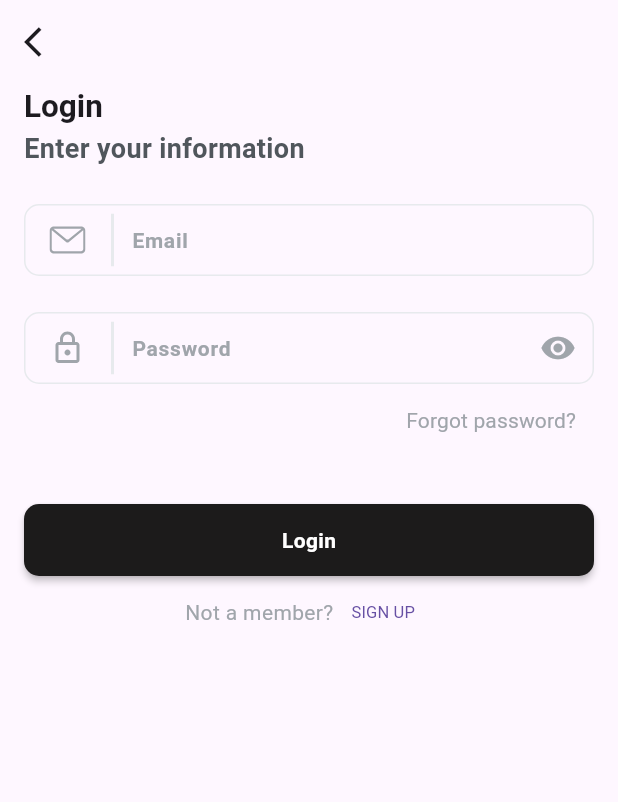
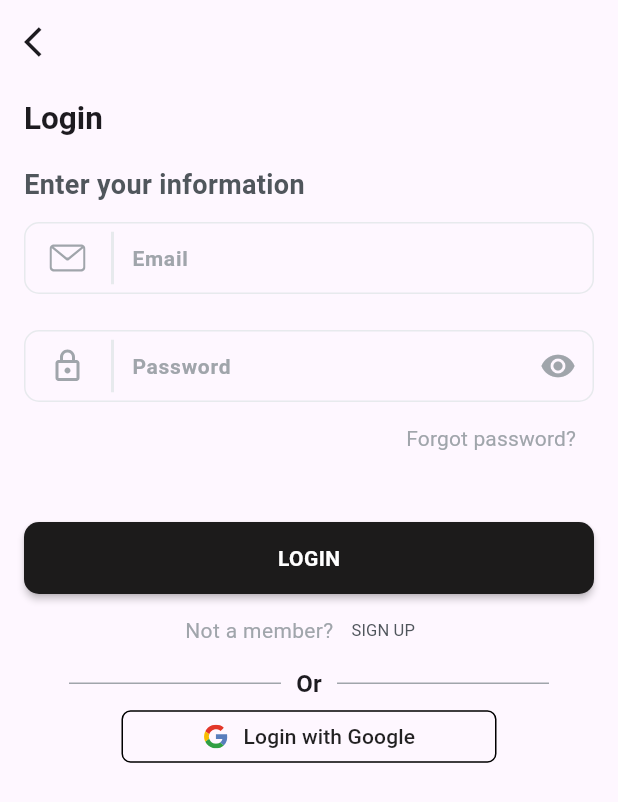
Before and after one commit to Mohamed123-r/clothes_shop, a Flutter app: the LogInView screen opened directly, on a phone screen of 412 x 824 dp. Shown: the top 802 px of the screen. Run offline on Flutter 3.47's test engine with Material 3 defaults, Android fonts, the phone set to English and light mode, and no system bars; our stand-ins replace carousel_slider, easy_splash_screen, flutter_slidable, flutter_svg, shared_preferences; accounts and stored records are empty.

Commit message:
Add login view components including input fields, action buttons, and forgot password section
- Create `InputSectionFromLogInView` for email and password inputs.
- Add `CallActionSectionFromLogInView` with login and signup buttons.
- Implement `ForgotSectionFromLogInView` for password recovery.
- Update `LogInViewBody` to integrate the new components into the UI.

```diff
--- /dev/null
+++ b/lib/features/authentication/login/presentation/view/widgets/call_action_section_from_log_in_view.dart
@@ -0,0 +1,113 @@
+import 'package:clothes_shop_app/constants.dart';
+import 'package:clothes_shop_app/core/utils/app_router.dart';
+import 'package:clothes_shop_app/core/utils/styles.dart';
+import 'package:clothes_shop_app/core/widgets/custom_button.dart';
+import 'package:clothes_shop_app/generated/assets.dart';
+import 'package:flutter/material.dart';
+import 'package:flutter_svg/svg.dart';
+
+class CallActionSectionFromLogInView extends StatelessWidget {
+  const CallActionSectionFromLogInView({
+    super.key,
+  });
+
+  @override
+  Widget build(BuildContext context) {
+    return Column(
+      children: [
+        CustomButton(
+          onPressed: () {
+            Navigator.push(
+              context,
+              AppRouter.router(
+                const RouteSettings(
+                  name: AppRouter.kBottomNavigationBar,
+                ),
+              ),
+            );
+          },
+          title: 'LOGIN',
+        ),
+        Row(
+          mainAxisAlignment: MainAxisAlignment.center,
+          children: [
+            Text(
+              'Not a member?',
+              style: Styles.bodyText1Regular.copyWith(
+                color: kGreyColor,
+              ),
+            ),
+            TextButton(
+              onPressed: () {
+                Navigator.push(
+                  context,
+                  AppRouter.router(
+                    const RouteSettings(
+                      name: AppRouter.kSignUpView,
+                    ),
+                  ),
+                );
+              },
+              style: const ButtonStyle(
+                foregroundColor: WidgetStatePropertyAll(kDarkGreyColor),
+              ),
+              child: const Text(
+                'SIGN UP',
+                style: Styles.caption1Regular,
+              ),
+            ),
+          ],
+        ),
+        const Row(
+          children: [
+            Expanded(
+              child: Divider(
+                indent: 30,
+                endIndent: 10,
+                color: kGreyColor,
+              ),
+            ),
+            Text(
+              'Or',
+              style: Styles.subTitle1Bold,
+            ),
+            Expanded(
+              child: Divider(
+                indent: 10,
+                endIndent: 30,
+                color: kGreyColor,
+              ),
+            ),
+          ],
+        ),
+        Row(
+          mainAxisAlignment: MainAxisAlignment.center,
+          children: [
+            MaterialButton(
+              minWidth: 250,
+              height: 35,
+              shape: RoundedRectangleBorder(
+                borderRadius: BorderRadius.circular(6),
+                side: const BorderSide(color: kFontColor),
+              ),
+              onPressed: () {},
+              child: Row(
+                mainAxisSize: MainAxisSize.min,
+                children: [
+                  SvgPicture.asset(
+                    Assets.imagesGoogleIcon,
+                    fit: BoxFit.scaleDown,
+                  ),
+                  const SizedBox(
+                    width: 10,
+                  ),
+                  const Text('Login with Google'),
+                ],
+              ),
+            ),
+          ],
+        ),
+      ],
+    );
+  }
+}
--- /dev/null
+++ b/lib/features/authentication/login/presentation/view/widgets/forgot_section_from_log_in_view.dart
@@ -0,0 +1,25 @@
+import 'package:clothes_shop_app/constants.dart';
+import 'package:clothes_shop_app/core/utils/styles.dart';
+import 'package:flutter/material.dart';
+
+class ForgotSectionFromLogInView extends StatelessWidget {
+  const ForgotSectionFromLogInView({
+    super.key,
+  });
+
+  @override
+  Widget build(BuildContext context) {
+    return Row(
+      mainAxisAlignment: MainAxisAlignment.end,
+      children: [
+        TextButton(
+          onPressed: () {},
+          child: Text('Forgot password?',
+              style: Styles.bodyText1Regular.copyWith(
+                color: kGreyColor,
+              )),
+        ),
+      ],
+    );
+  }
+}
--- /dev/null
+++ b/lib/features/authentication/login/presentation/view/widgets/input_section_from_log_in_view.dart
@@ -0,0 +1,30 @@
+import 'package:clothes_shop_app/core/widgets/custom_input.dart';
+import 'package:clothes_shop_app/core/widgets/custom_password_input.dart';
+import 'package:clothes_shop_app/generated/assets.dart';
+import 'package:flutter/material.dart';
+
+class InputSectionFromLogInView extends StatelessWidget {
+  const InputSectionFromLogInView({
+    super.key,
+  });
+
+  @override
+  Widget build(BuildContext context) {
+    return const Column(
+      children: [
+        CustomInput(
+          hintText: 'Enter your email',
+          labelText: 'Email',
+          prefixIcon: Assets.imagesEmailIcon,
+        ),
+        SizedBox(
+          height: 24,
+        ),
+        CustomPasswordInput(
+          hintText: 'Enter your password',
+          labelText: 'Password',
+        ),
+      ],
+    );
+  }
+}
--- a/lib/features/authentication/login/presentation/view/widgets/log_in_view_body.dart
+++ b/lib/features/authentication/login/presentation/view/widgets/log_in_view_body.dart
@@ -1,13 +1,9 @@
 import 'package:clothes_shop_app/constants.dart';
 import 'package:clothes_shop_app/core/utils/styles.dart';
-import 'package:clothes_shop_app/core/widgets/custom_button.dart';
-import 'package:clothes_shop_app/core/widgets/custom_input.dart';
-import 'package:clothes_shop_app/core/widgets/custom_password_input.dart';
-import 'package:clothes_shop_app/generated/assets.dart';
 import 'package:flutter/material.dart';
-
-import '../../../../../../core/utils/app_router.dart';
-
+import 'call_action_section_from_log_in_view.dart';
+import 'forgot_section_from_log_in_view.dart';
+import 'input_section_from_log_in_view.dart';
 
 class LogInViewBody extends StatelessWidget {
   const LogInViewBody({super.key});
@@ -17,10 +13,18 @@ class LogInViewBody extends StatelessWidget {
     return SingleChildScrollView(
       child: Padding(
         padding: const EdgeInsets.symmetric(horizontal: 16.0),
-        child: Column(crossAxisAlignment: CrossAxisAlignment.start, children: [
+        child: Column(
+          crossAxisAlignment: CrossAxisAlignment.start,
+          children: [
+            const SizedBox(
+              height: 8,
+            ),
             const Text(
               'Login',
               style: Styles.heading2Bold,
+            ),
+            const SizedBox(
+              height: 16,
             ),
             Text(
               'Enter your information',
@@ -29,78 +33,16 @@ class LogInViewBody extends StatelessWidget {
               ),
             ),
             const SizedBox(
-            height: 24,
+              height: 12,
             ),
-          const CustomInput(
-            hintText: 'Enter your email',
-            labelText: 'Email',
-            prefixIcon: Assets.imagesEmailIcon,
-          ),
-          const SizedBox(
-            height: 24,
-          ),
-          const CustomPasswordInput(
-            hintText: 'Enter your password',
-            labelText: 'Password',
-          ),
-          Row(
-            mainAxisAlignment: MainAxisAlignment.end,
-            children: [
-              TextButton(
-                onPressed: () {},
-                child: Text('Forgot password?',
-                    style: Styles.bodyText1Regular.copyWith(
-                      color: kGreyColor,
-                    )),
-              ),
-            ],
-          ),
+            const InputSectionFromLogInView(),
+            const ForgotSectionFromLogInView(),
             const SizedBox(
               height: 32,
             ),
-          CustomButton(
-            onPressed: () {
-              Navigator.push(
-                context,
-                AppRouter.router(
-                  const RouteSettings(
-                    name: AppRouter.kBottomNavigationBar,
+            const CallActionSectionFromLogInView(),
+          ],
         ),
-                ),
-              );
-            },
-            title: 'Login',
-          ),
-          Row(
-            mainAxisAlignment: MainAxisAlignment.center,
-            children: [
-              Text(
-                'Not a member?',
-                style: Styles.bodyText1Regular.copyWith(
-                  color: kGreyColor,
-                ),
-              ),
-              TextButton(
-
-                onPressed: () {
-                  Navigator.push(
-                    context,
-                    AppRouter.router(
-                      const RouteSettings(
-                        name: AppRouter.kSignUpView,
-                      ),
-                    ),
-                  );
-
-                },
-                child: const Text(
-                  'SIGN UP',
-                  style: Styles.caption1Regular,
-                ),
-              ),
-            ],
-          )
-        ]),
       ),
     );
   }
```
Lines whose indentation alone changed are shown as unchanged.
